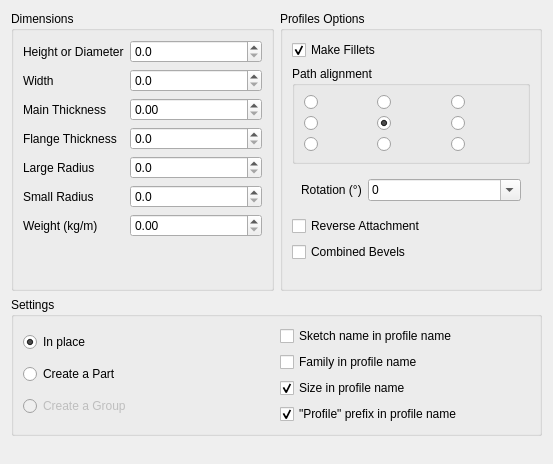
Above: freecad/frameforge/resources/ui/create_profiles2.ui from lukh/frameforge before the change. Below: the same form after it.
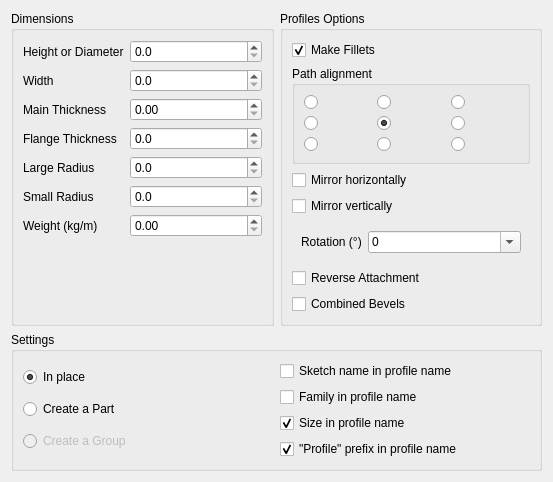
That is the form after the change.

Commit message: Add options to mirror profile cross-section

Patch:
```diff
--- a/freecad/frameforge/resources/ui/create_profiles2.ui
+++ b/freecad/frameforge/resources/ui/create_profiles2.ui
@@ -227,6 +227,20 @@
           </layout>
          </widget>
         </item>
+        <item>
+         <widget class="QCheckBox" name="cb_mirror_h">
+          <property name="text">
+           <string>Mirror horizontally</string>
+          </property>
+         </widget>
+        </item>
+        <item>
+         <widget class="QCheckBox" name="cb_mirror_v">
+          <property name="text">
+           <string>Mirror vertically</string>
+          </property>
+         </widget>
+        </item>
         <item>
          <widget class="QWidget" name="widget_rotation" native="true">
           <layout class="QFormLayout" name="form_rotation">
```
The commit also changes 3 other files.
